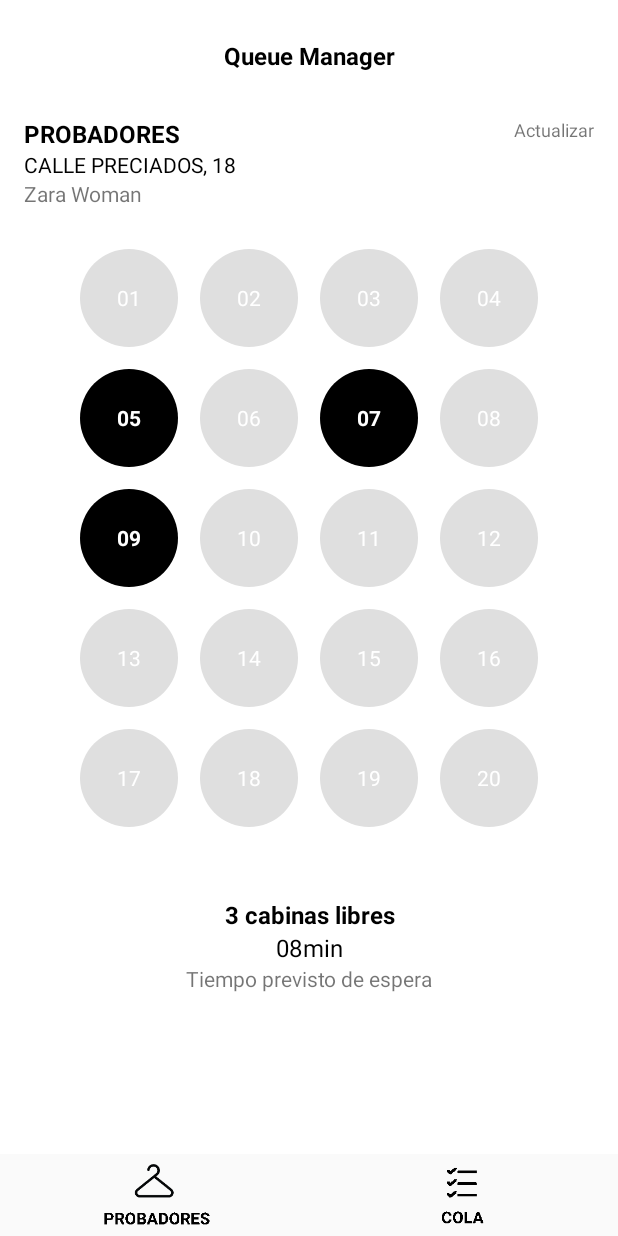
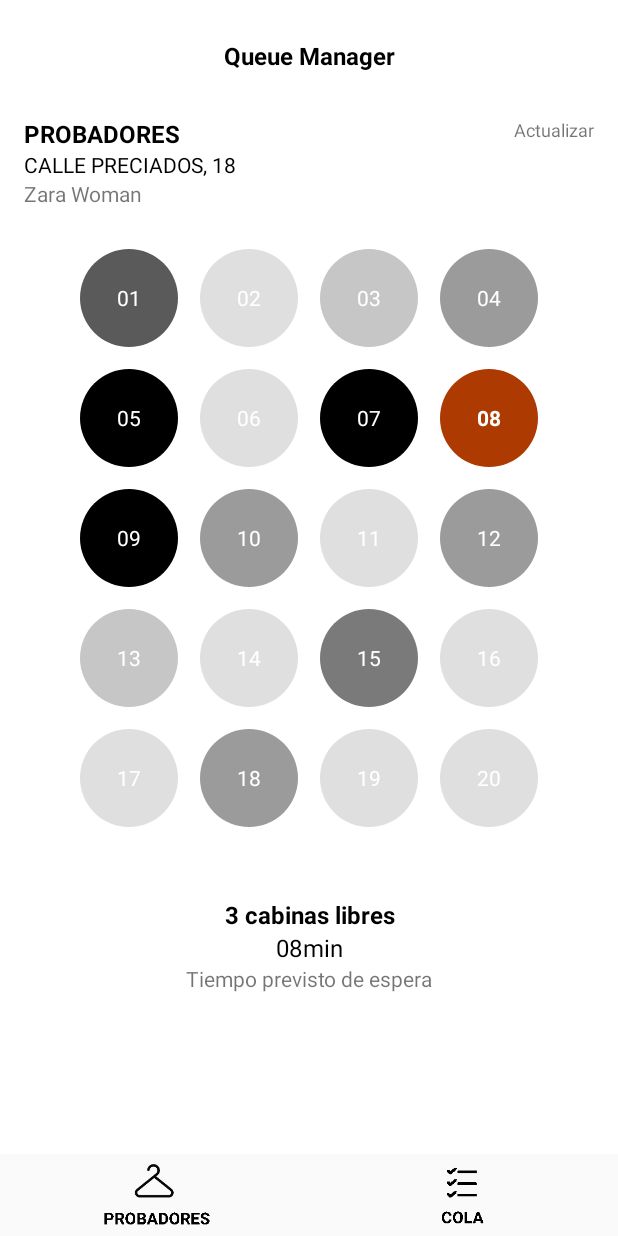
Before and after one commit to juanjecilla/Hackaton-Inditex, an Android app: the screen it shows after launch (ManageActivity), after a tap on an icon or button, on a phone screen of 412 x 824 dp. Run offline under Robolectric (Android 15) with nearby library versions, the phone set to English and light mode, and no system bars; our stand-ins replace ButterKnife, Dagger/Hilt's generated code, Firebase (no records; nobody signed in at launch, a user with empty details on screens opened directly); 2 statements that could not run were skipped.

Commit message:
Cabin colors and User name

```diff
--- a/app/src/main/res/layout/cabingrid_item.xml
+++ b/app/src/main/res/layout/cabingrid_item.xml
@@ -17,6 +17,7 @@
             android:layout_width="@dimen/circle"
             android:layout_height="@dimen/circle"
             android:background="@drawable/circle"
+            android:backgroundTint="#5a5a5a"
             android:gravity="center"
             android:layout_margin="@dimen/space"
             android:text="01"
@@ -38,6 +39,7 @@
             android:layout_width="@dimen/circle"
             android:layout_height="@dimen/circle"
             android:background="@drawable/circle"
+            android:backgroundTint="#c6c6c6"
             android:gravity="center"
             android:layout_margin="@dimen/space"
             android:text="03"
@@ -48,6 +50,7 @@
             android:layout_width="@dimen/circle"
             android:layout_height="@dimen/circle"
             android:background="@drawable/circle"
+            android:backgroundTint="#9b9b9b"
             android:gravity="center"
             android:layout_margin="@dimen/space"
             android:text="04"
@@ -62,7 +65,6 @@
             android:layout_margin="@dimen/space"
             android:text="05"
             android:textColor="@color/colorPrimary"
-            android:textStyle="bold"
             android:backgroundTint="@color/colorPrimaryDark" />
 
         <TextView
@@ -84,7 +86,6 @@
             android:layout_margin="@dimen/space"
             android:text="07"
             android:textColor="@color/colorPrimary"
-            android:textStyle="bold"
             android:backgroundTint="@color/colorPrimaryDark"/>
 
         <TextView
@@ -92,9 +93,11 @@
             android:layout_width="@dimen/circle"
             android:layout_height="@dimen/circle"
             android:background="@drawable/circle"
+            android:backgroundTint="@color/colorAccent"
             android:gravity="center"
             android:layout_margin="@dimen/space"
             android:text="08"
+            android:textStyle="bold"
             android:textColor="@color/colorPrimary"/>
 
         <TextView
@@ -106,7 +109,6 @@
             android:layout_margin="@dimen/space"
             android:text="09"
             android:textColor="@color/colorPrimary"
-            android:textStyle="bold"
             android:backgroundTint="@color/colorPrimaryDark"/>
 
         <TextView
@@ -114,6 +116,7 @@
             android:layout_width="@dimen/circle"
             android:layout_height="@dimen/circle"
             android:background="@drawable/circle"
+            android:backgroundTint="#9b9b9b"
             android:gravity="center"
             android:layout_margin="@dimen/space"
             android:text="10"
@@ -134,6 +137,7 @@
             android:layout_width="@dimen/circle"
             android:layout_height="@dimen/circle"
             android:background="@drawable/circle"
+            android:backgroundTint="#9b9b9b"
             android:gravity="center"
             android:layout_margin="@dimen/space"
             android:text="12"
@@ -144,6 +148,7 @@
             android:layout_width="@dimen/circle"
             android:layout_height="@dimen/circle"
             android:background="@drawable/circle"
+            android:backgroundTint="#c6c6c6"
             android:gravity="center"
             android:layout_margin="@dimen/space"
             android:text="13"
@@ -164,6 +169,7 @@
             android:layout_width="@dimen/circle"
             android:layout_height="@dimen/circle"
             android:background="@drawable/circle"
+            android:backgroundTint="#7a7a7a"
             android:gravity="center"
             android:layout_margin="@dimen/space"
             android:text="15"
@@ -194,6 +200,7 @@
             android:layout_width="@dimen/circle"
             android:layout_height="@dimen/circle"
             android:background="@drawable/circle"
+            android:backgroundTint="#9b9b9b"
             android:gravity="center"
             android:layout_margin="@dimen/space"
             android:text="18"
--- a/app/src/main/res/layout/fragment_confirmclient.xml
+++ b/app/src/main/res/layout/fragment_confirmclient.xml
@@ -20,7 +20,8 @@
             android:layout_marginBottom="0dp"
             android:layout_marginTop="10dp"
             android:gravity="center_horizontal"
-            android:text="MARIA"
+            android:text="Lucia"
+            android:textStyle="bold"
             android:textColor="@color/colorPrimaryDark"
             android:textSize="45sp"/>
 
--- a/app/src/main/res/layout/fragment_newclient.xml
+++ b/app/src/main/res/layout/fragment_newclient.xml
@@ -18,7 +18,8 @@
             android:layout_marginBottom="0dp"
             android:layout_marginTop="10dp"
             android:gravity="center_horizontal"
-            android:text="MARIA"
+            android:text="Lucia"
+            android:textStyle="bold"
             android:textColor="@color/colorPrimaryDark"
             android:textSize="45sp"/>
 
--- a/app/src/main/res/layout/fragment_newclient02.xml
+++ b/app/src/main/res/layout/fragment_newclient02.xml
@@ -19,7 +19,8 @@
             android:layout_marginBottom="0dp"
             android:layout_marginTop="10dp"
             android:gravity="center_horizontal"
-            android:text="MARIA"
+            android:text="Lucia"
+            android:textStyle="bold"
             android:textColor="@color/colorPrimaryDark"
             android:textSize="45sp"/>
 
```
